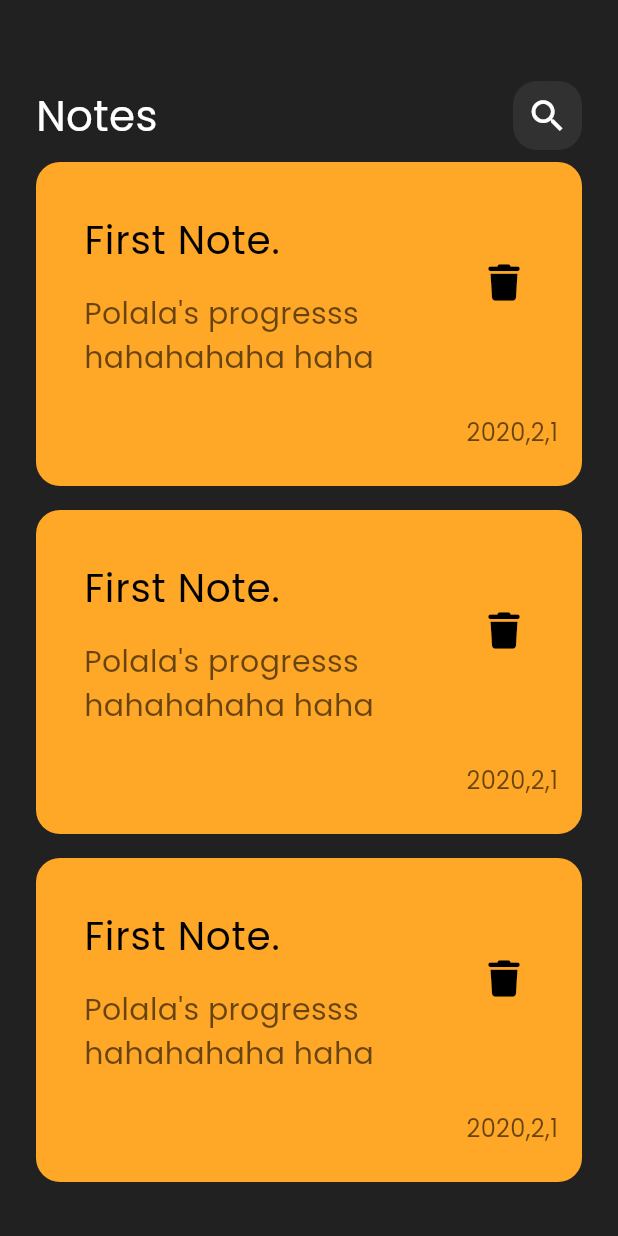
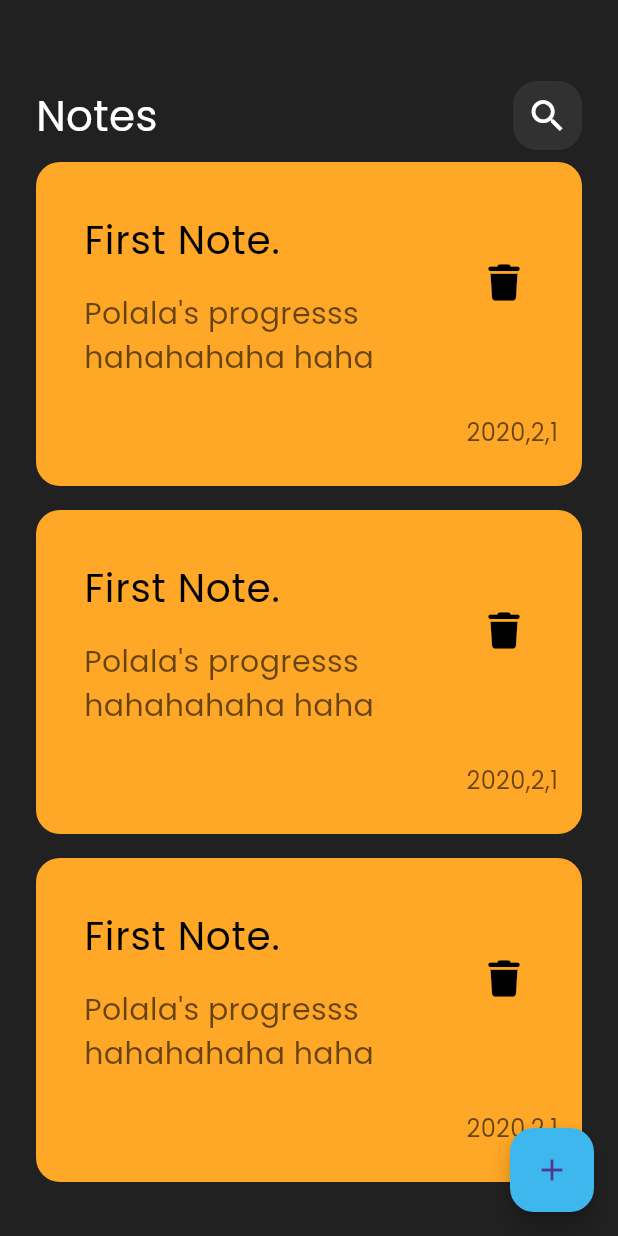
Before and after one commit to PolaAlaa/notes_app, a Flutter app: the screen it shows after launch, on a phone screen of 412 x 824 dp. Run offline on Flutter 3.47's test engine with Material 3 defaults, Android fonts, the phone set to English and light mode, and no system bars; our stand-ins replace font_awesome_flutter.

Commit message:
add floating action bottom

```diff
--- a/lib/Views/note_view.dart
+++ b/lib/Views/note_view.dart
@@ -7,8 +7,18 @@ class NoteView extends StatelessWidget {
 
   @override
   Widget build(BuildContext context) {
-    return const Scaffold(
-      body: Padding(
+    return Scaffold(
+      floatingActionButton: FloatingActionButton(
+        onPressed: () {},
+        backgroundColor: const Color.fromARGB(255, 62, 183, 239),
+        child: IconButton(
+          onPressed: () {},
+          icon: const Icon(
+            Icons.add,
+          ),
+        ),
+      ),
+      body: const Padding(
         padding: EdgeInsets.all(24),
         child: Column(
           children: [
```
